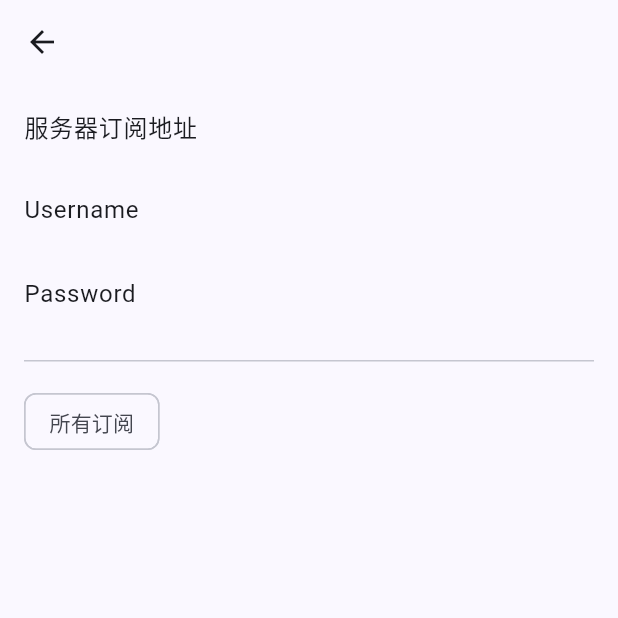
After one commit to CalsRanna/pure_news, a Flutter app: the ProfilePage screen opened by its route, on a phone screen of 412 x 824 dp, the top half of it. The commit adds this screen. Run offline on Flutter 3.47's test engine with Material 3 defaults, Android fonts, the light colour scheme and no system bars; our stand-ins replace auto_route, cached_network_image, custom_refresh_indicator, flutter_html, get_it, hugeicons and 3 more; missing offline and left inert: webview_flutter_plus; accounts and stored records are empty; network calls fail.

Commit message:
feat: add profile page and related functionality
- Add ProfileViewModel with endpoint, password, and username signals
- Add ProfilePage with subscription list and user details
- Register ProfileViewModel in DependencyInjection
- Add pushProfilePage method to FeedViewModel
- Update FeedPage to navigate to ProfilePage
- Add ProfileRoute to PureNewsRouter

```diff
--- a/lib/dependency_injection/dependency_injection.dart
+++ b/lib/dependency_injection/dependency_injection.dart
@@ -3,6 +3,7 @@ import 'package:pure_news/view_model/article_view_model.dart';
 import 'package:pure_news/view_model/article_web_view_view_model.dart';
 import 'package:pure_news/view_model/bootstrap_view_model.dart';
 import 'package:pure_news/view_model/feed_view_model.dart';
+import 'package:pure_news/view_model/profile_view_model.dart';
 import 'package:pure_news/view_model/sign_in_endpoint_view_model.dart';
 import 'package:pure_news/view_model/sign_in_password_view_model.dart';
 import 'package:pure_news/view_model/sign_in_username_view_model.dart';
@@ -28,5 +29,8 @@ class DependencyInjection {
     GetIt.instance.registerLazySingleton<ArticleWebViewViewModel>(
       () => ArticleWebViewViewModel(),
     );
+    GetIt.instance.registerLazySingleton<ProfileViewModel>(
+      () => ProfileViewModel(),
+    );
   }
 }
--- a/lib/page/feed/feed_page.dart
+++ b/lib/page/feed/feed_page.dart
@@ -4,7 +4,6 @@ import 'package:flutter/material.dart';
 import 'package:get_it/get_it.dart';
 import 'package:hugeicons/hugeicons.dart';
 import 'package:lottie/lottie.dart';
-import 'package:pure_news/database/article.dart';
 import 'package:pure_news/page/feed/component/article_tile.dart';
 import 'package:pure_news/view_model/feed_view_model.dart';
 import 'package:signals/signals_flutter.dart';
@@ -22,7 +21,7 @@ class _FeedPageState extends State<FeedPage> {
   @override
   Widget build(BuildContext context) {
     var iconButton = IconButton(
-      onPressed: () {},
+      onPressed: () => viewModel.pushProfilePage(context),
       icon: Icon(HugeIcons.strokeRoundedUserList),
     );
     var appBar = AppBar(
@@ -58,7 +57,7 @@ class _FeedPageState extends State<FeedPage> {
     var article = viewModel.articles.value[index];
     return ArticleTile(
       article: article,
-      onTap: () => _pushArticlePage(article),
+      onTap: () => viewModel.pushArticlePage(context, article),
       subscription: viewModel.getSubscriptionByArticle(article),
     );
   }
@@ -90,8 +89,4 @@ class _FeedPageState extends State<FeedPage> {
       child: Divider(color: Theme.of(context).colorScheme.surfaceContainerHigh),
     );
   }
-
-  void _pushArticlePage(Article article) {
-    viewModel.pushArticlePage(context, article);
-  }
 }
--- /dev/null
+++ b/lib/page/profile/profile_page.dart
@@ -0,0 +1,91 @@
+import 'package:auto_route/auto_route.dart';
+import 'package:flutter/material.dart';
+import 'package:get_it/get_it.dart';
+import 'package:pure_news/view_model/profile_view_model.dart';
+import 'package:signals/signals_flutter.dart';
+
+@RoutePage()
+class ProfilePage extends StatefulWidget {
+  const ProfilePage({super.key});
+
+  @override
+  State<ProfilePage> createState() => _ProfilePageState();
+}
+
+class _ProfilePageState extends State<ProfilePage> {
+  final viewModel = GetIt.instance<ProfileViewModel>();
+
+  @override
+  void initState() {
+    super.initState();
+    WidgetsBinding.instance.addPostFrameCallback((_) async {
+      await viewModel.init();
+    });
+  }
+
+  @override
+  void dispose() {
+    viewModel.dispose();
+    super.dispose();
+  }
+
+  @override
+  Widget build(BuildContext context) {
+    return Scaffold(
+      appBar: AppBar(),
+      body: Watch(
+        (context) => Column(
+          children: [
+            ListTile(
+              title: Row(
+                children: [
+                  Text('服务器订阅地址'),
+                  const SizedBox(width: 16),
+                  Expanded(
+                    child: Text(
+                      viewModel.endpoint.value,
+                      maxLines: 1,
+                      overflow: TextOverflow.ellipsis,
+                    ),
+                  ),
+                ],
+              ),
+            ),
+            ListTile(
+              title: Text('Username'),
+              trailing: Text(viewModel.username.value),
+            ),
+            ListTile(
+              title: Text('Password'),
+              trailing: Text(viewModel.password.value),
+            ),
+            Padding(
+              padding: const EdgeInsets.all(16.0),
+              child: Divider(height: 1),
+            ),
+            Padding(
+              padding: const EdgeInsets.symmetric(horizontal: 16.0),
+              child: SizedBox(
+                width: double.infinity,
+                child: Wrap(
+                  alignment: WrapAlignment.start,
+                  spacing: 8,
+                  children: _buildChildren(),
+                ),
+              ),
+            ),
+          ],
+        ),
+      ),
+    );
+  }
+
+  List<Widget> _buildChildren() {
+    List<Widget> children = [];
+    children.add(Chip(label: Text('所有订阅')));
+    for (var subscription in viewModel.subscriptions) {
+      children.add(Chip(label: Text(subscription.title)));
+    }
+    return children;
+  }
+}
--- a/lib/route/route.dart
+++ b/lib/route/route.dart
@@ -19,5 +19,6 @@ class PureNewsRouter extends RootStackRouter {
     AutoRoute(page: FeedRoute.page),
     AutoRoute(page: ArticleRoute.page),
     AutoRoute(page: ArticleWebViewRoute.page),
+    AutoRoute(page: ProfileRoute.page),
   ];
 }
--- a/lib/view_model/feed_view_model.dart
+++ b/lib/view_model/feed_view_model.dart
@@ -48,6 +48,10 @@ class FeedViewModel extends ViewModel {
     AutoRouter.of(context).push(ArticleRoute(article: article));
   }
 
+  void pushProfilePage(BuildContext context) {
+    AutoRouter.of(context).push(ProfileRoute());
+  }
+
   Subscription? getSubscriptionByArticle(Article article) {
     return subscriptions.value
         .where((subscription) => subscription.id == article.originStreamId)
--- /dev/null
+++ b/lib/view_model/profile_view_model.dart
@@ -0,0 +1,21 @@
+import 'package:get_it/get_it.dart';
+import 'package:pure_news/database/subscription.dart';
+import 'package:pure_news/util/shared_preferences_util.dart';
+import 'package:pure_news/view_model/feed_view_model.dart';
+import 'package:pure_news/view_model/view_model.dart';
+import 'package:signals/signals_flutter.dart';
+
+class ProfileViewModel extends ViewModel {
+  final _feedViewModel = GetIt.instance<FeedViewModel>();
+  List<Subscription> get subscriptions => _feedViewModel.subscriptions.value;
+
+  var endpoint = signal('');
+  var password = signal('');
+  var username = signal('');
+
+  Future<void> init() async {
+    endpoint.value = await SharedPreferencesUtil.getEndpoint();
+    password.value = await SharedPreferencesUtil.getPassword();
+    username.value = await SharedPreferencesUtil.getUsername();
+  }
+}
```
Also changed, not shown: lib/route/route.gr.dart.
